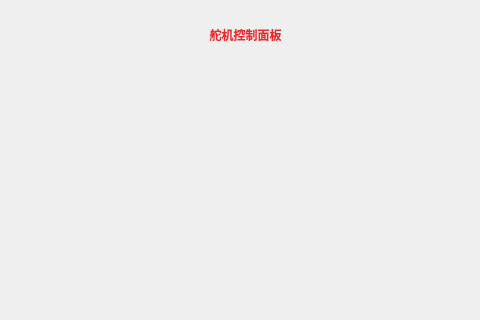
The window that meta-st-openstlinux/recipes-robot/robot-samples/Servo/mainwindow.ui (TNTNTA/meta-tt-robot) describes before a commit, drawn with Qt 5; both pictures show x 155 to 635 and y 0 to 320 of the 800 by 480 pixel window.
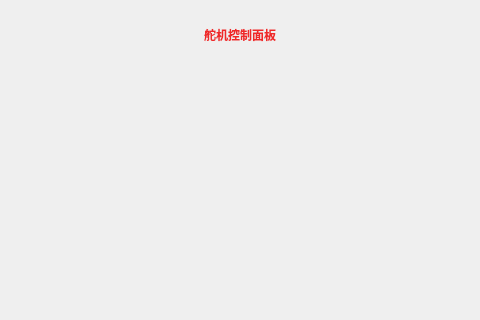
The same window after the commit.

```diff
--- a/meta-st-openstlinux/recipes-robot/robot-samples/Servo/mainwindow.ui
+++ b/meta-st-openstlinux/recipes-robot/robot-samples/Servo/mainwindow.ui
@@ -58,9 +58,9 @@
    <widget class="QLabel" name="label">
     <property name="geometry">
      <rect>
-      <x>330</x>
+      <x>305</x>
       <y>10</y>
-      <width>141</width>
+      <width>180</width>
       <height>51</height>
      </rect>
     </property>
```
